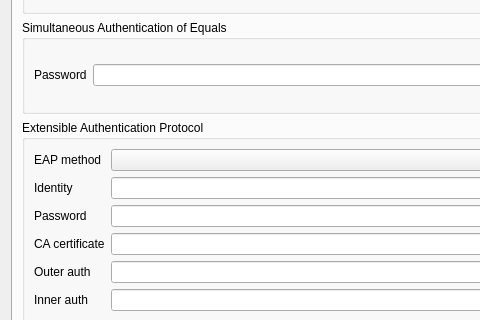
This is src/networkconfig.ui in loh-tar/wpa-cute as Qt 5 draws it before an edit; both pictures show x 0 to 480 and y 315 to 635 of the 570 by 1150 pixel window. The edited form follows.
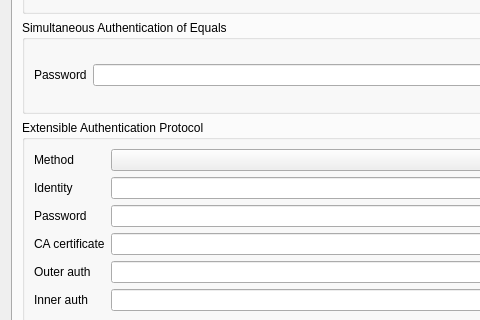
This is the edited form. Icons and pictures are not drawn.

Commit message: Keep the network block clean

The edit to the form file:
```diff
--- a/src/networkconfig.ui
+++ b/src/networkconfig.ui
@@ -646,7 +646,7 @@
              <string>[eap=]</string>
             </property>
             <property name="text">
-             <string>EAP method</string>
+             <string>Method</string>
             </property>
            </widget>
           </item>
```
Left out of the diff: 6 changed lines with no effect on the pictures. The commit also changes 2 other files.
